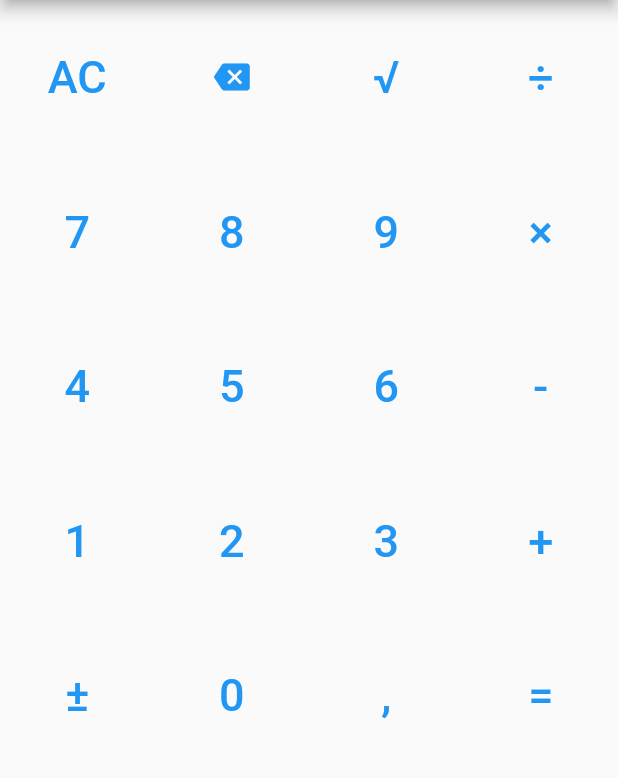
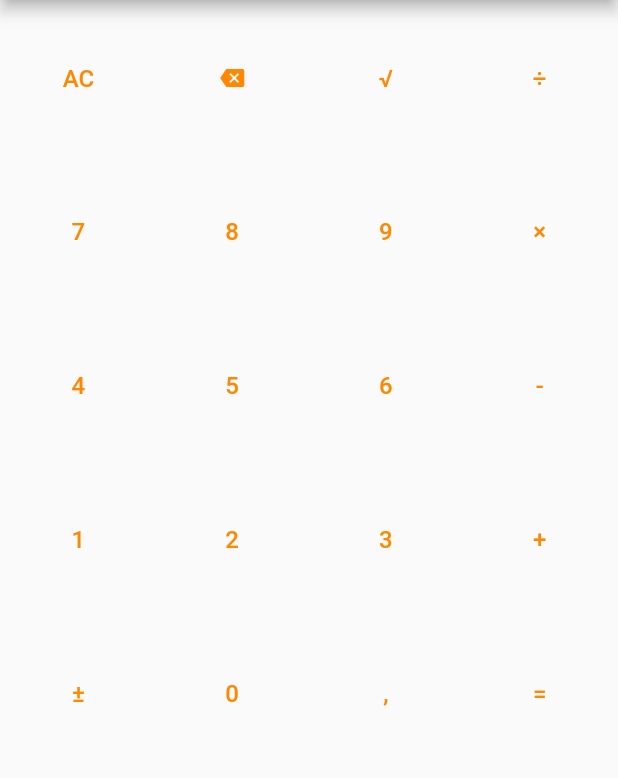
Before and after one commit to xAdiro/Flutter-calculator, a Flutter app: the screen it shows after launch, on a phone screen of 412 x 824 dp, the part 84-862 px from its top. Run offline on Flutter 3.47's test engine with Material 2 defaults, Android fonts, the phone set to English and light mode, and no system bars.

Commit message:
organised button_pannel files, added preview of animation

```diff
--- a/lib/button_panel.dart
+++ /dev/null
@@ -1,52 +0,0 @@
-import 'package:flutter/cupertino.dart';
-import 'package:flutter/material.dart';
-
-class ButtonPanel extends StatelessWidget {
-  const ButtonPanel({Key? key}) : super(key: key);
-
-  @override
-  Widget build(BuildContext context) {
-    return GridView.count(
-      crossAxisCount: 4,
-      primary: false,
-      children: [for (var i in buttonList) _calcButton(i)],
-    );
-  }
-}
-
-AnimatedContainer _calcButton(Widget label) {
-  return AnimatedContainer(
-    duration: const Duration(seconds: 3),
-    child: TextButton(
-      onPressed: () {},
-      child: label,
-    ),
-  );
-}
-
-List<Widget> buttonList = [
-  Label("AC"),
-  const Icon(
-      IconData(0xe0c5, fontFamily: 'MaterialIcons', matchTextDirection: true)),
-  Label("√"),
-  Label("÷"),
-  for (var i = 7; i <= 9; i++) Label(i.toString()),
-  Label("×"),
-  for (var i = 4; i <= 6; i++) Label(i.toString()),
-  Label("-"),
-  for (var i = 1; i <= 3; i++) Label(i.toString()),
-  Label("+"),
-  Label("±"),
-  Label("0"),
-  Label(","),
-  Label("="),
-];
-
-Widget Label(String label) {
-  return Text(
-    label,
-    style: const TextStyle(
-      fontSize: 30,
-    ),
-  );
-}
--- /dev/null
+++ b/lib/button_panel/animations.dart
@@ -0,0 +1,30 @@
+import 'package:flutter/animation.dart';
+import 'package:flutter/material.dart';
+
+class PanelAnimation {
+  PanelAnimation(SingleTickerProviderStateMixin panel) {
+    controller = AnimationController(
+        vsync: panel, duration: const Duration(milliseconds: 500));
+    _curve = CurvedAnimation(
+      parent: controller,
+      curve: Curves.easeOutCubic,
+    );
+    animation = Tween<double>(begin: 100, end: 1).animate(_curve)
+          ..addListener(() {})
+
+        //padding in grid
+        /*..addStatusListener((status) {
+            if (status == AnimationStatus.completed) {
+              controller.reverse();
+            } else if (status == AnimationStatus.dismissed) {
+              controller.forward();
+            }
+          })*/
+        ;
+    controller.forward();
+  }
+
+  late AnimationController controller;
+  late Animation<double> animation;
+  late CurvedAnimation _curve;
+}
--- /dev/null
+++ b/lib/button_panel/content.dart
@@ -0,0 +1,56 @@
+import 'package:flutter/material.dart';
+import 'package:flutter/widgets.dart';
+
+//Style
+const double _buttonFontSize = 16;
+const Color _buttonColor = Color(0xFFFF8800);
+
+List<Widget> buttonList = [
+  CalcButton(label: "AC"),
+  CalcButton(
+      iconData: const IconData(0xe0c5,
+          fontFamily: 'MaterialIcons', matchTextDirection: true)),
+  CalcButton(label: "√"),
+  CalcButton(label: "÷"),
+  for (var i = 7; i <= 9; i++) CalcButton(label: i.toString()),
+  CalcButton(label: "×"),
+  for (var i = 4; i <= 6; i++) CalcButton(label: i.toString()),
+  CalcButton(label: "-"),
+  for (var i = 1; i <= 3; i++) CalcButton(label: i.toString()),
+  CalcButton(label: "+"),
+  CalcButton(label: "±"),
+  CalcButton(label: "0"),
+  CalcButton(label: ","),
+  CalcButton(label: "="),
+];
+
+class CalcButton extends StatelessWidget {
+  late final Widget _child;
+
+  CalcButton({Key? key, String? label, IconData? iconData}) : super(key: key) {
+    if (label != null) {
+      _child = Text(label,
+          style:
+              const TextStyle(fontSize: _buttonFontSize, color: _buttonColor));
+    } else if (iconData != null) {
+      _child = Icon(
+        iconData,
+        size: _buttonFontSize,
+        color: _buttonColor,
+      );
+    } else {
+      throw Exception("Either label or iconData has to be set");
+    }
+  }
+
+  @override
+  Widget build(BuildContext context) {
+    return Container(
+      child: TextButton(
+        child: _child,
+        onPressed: () => {},
+      ),
+      //decoration: BoxDecoration(border: Border.all(color: Colors.black)),
+    );
+  }
+}
--- /dev/null
+++ b/lib/button_panel/layout.dart
@@ -0,0 +1,42 @@
+import 'package:flutter/cupertino.dart';
+import 'package:flutter/material.dart';
+import 'package:calculator/button_panel/content.dart';
+import 'package:calculator/button_panel/animations.dart';
+
+class ButtonPanel extends StatefulWidget {
+  const ButtonPanel({Key? key}) : super(key: key);
+
+  @override
+  _ButtonPanelState createState() => _ButtonPanelState();
+}
+
+class _ButtonPanelState extends State<ButtonPanel>
+    with SingleTickerProviderStateMixin {
+  late PanelAnimation panelAnimation;
+
+  @override
+  void initState() {
+    super.initState();
+
+    panelAnimation = PanelAnimation(this);
+    panelAnimation.animation.addListener(() {
+      setState(() {});
+    });
+  }
+
+  @override
+  void dispose() {
+    panelAnimation.controller.dispose();
+    super.dispose();
+  }
+
+  @override
+  Widget build(BuildContext context) {
+    return GridView.count(
+      crossAxisCount: 4,
+      primary: false,
+      children: [for (var i in buttonList) i],
+      padding: EdgeInsets.all(panelAnimation.animation.value),
+    );
+  }
+}
--- a/lib/main.dart
+++ b/lib/main.dart
@@ -1,9 +1,11 @@
-import 'package:calculator/button_panel.dart';
+import 'package:calculator/button_panel/layout.dart';
 import 'package:flutter/material.dart';
 
-void main() => runApp(MyApp());
+void main() => runApp(const MyApp());
 
 class MyApp extends StatelessWidget {
+  const MyApp({Key? key}) : super(key: key);
+
   @override
   Widget build(BuildContext context) {
     return MaterialApp(
@@ -12,7 +14,7 @@ class MyApp extends StatelessWidget {
         appBar: AppBar(
           title: const Text('Welcome to Flutter'),
         ),
-        body: Center(
+        body: const Center(
           child: ButtonPanel(),
         ),
       ),
```
Also changed, not shown: 1 other file.
